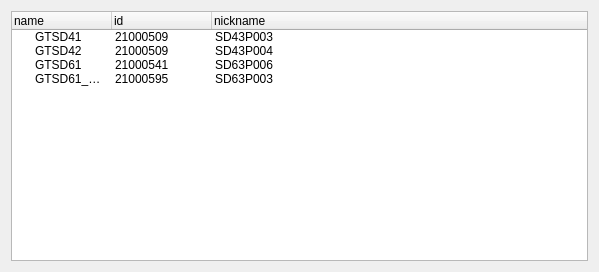
tiangaomingjing/M4, file release/Resource/DataBase/IdMap.ui: the form before one commit.
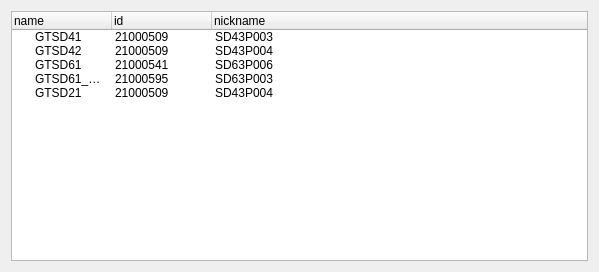
The form after the commit.

The edit to the form file:
```diff
--- a/release/Resource/DataBase/IdMap.ui
+++ b/release/Resource/DataBase/IdMap.ui
@@ -75,6 +75,17 @@
        <string>SD63P003</string>
       </property>
      </item>
+     <item>
+      <property name="text">
+       <string>GTSD21</string>
+      </property>
+      <property name="text">
+       <string>21000509</string>
+      </property>
+      <property name="text">
+       <string>SD43P004</string>
+      </property>
+     </item>
     </widget>
    </item>
   </layout>
```
